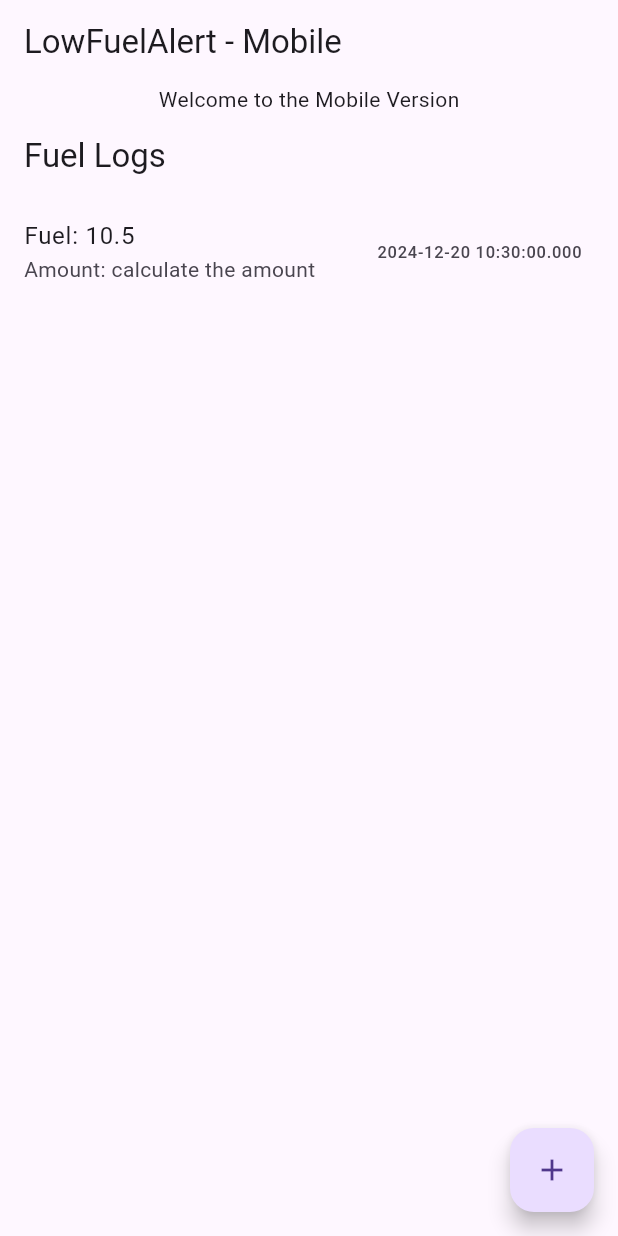
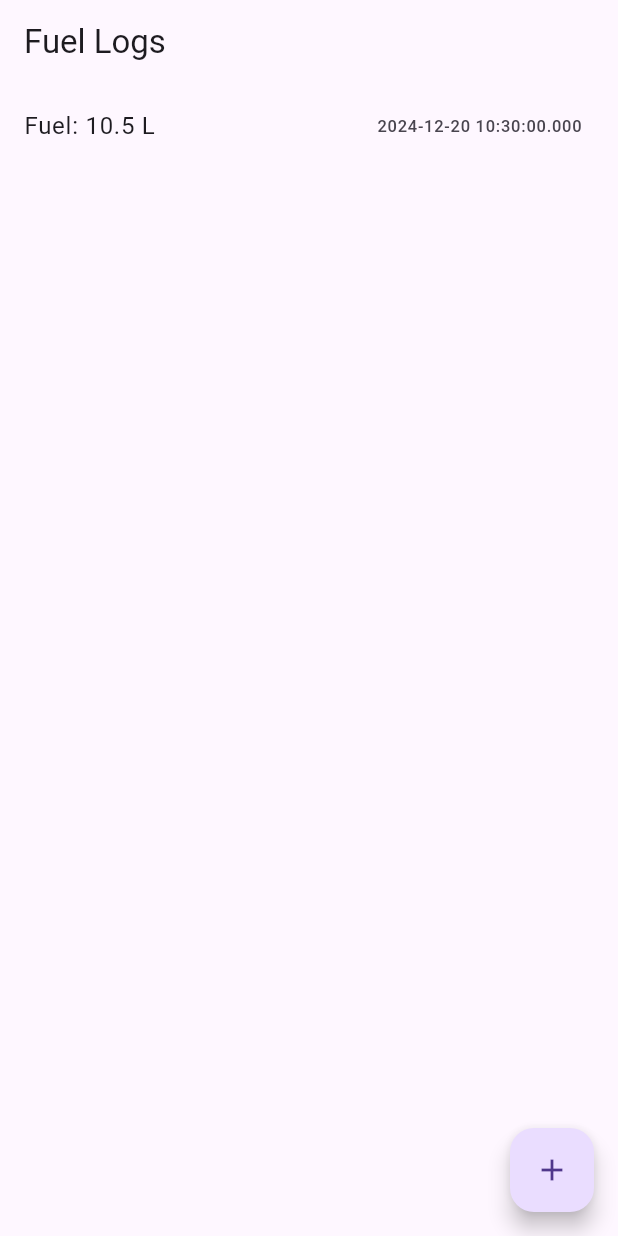
Before and after one commit to phesicolosophy/low_fuel_alert, a Flutter app: the screen it shows after launch, after a tap on the "add" icon, on a phone screen of 412 x 824 dp. Run offline on Flutter 3.47's test engine with Material 3 defaults, Android fonts, the light colour scheme and no system bars; our stand-ins replace bloc, flutter_bloc.

Commit message:
feat: added platform-specific adaptive widgets for fuel log page

```diff
--- /dev/null
+++ b/lib/core/widgets/platform_adaptive_widget.dart
@@ -0,0 +1,25 @@
+import 'package:flutter/material.dart';
+import 'package:flutter/foundation.dart';
+
+/// PlatformAdaptiveWidget: Displays different UI components based on platform.
+/// - Desktop: Uses wide layouts and padding.
+/// - Mobile: Uses compact layouts.
+class PlatformAdaptiveWidget extends StatelessWidget {
+  final Widget mobileChild;
+  final Widget desktopChild;
+
+  const PlatformAdaptiveWidget({
+    required this.mobileChild,
+    required this.desktopChild,
+    super.key,
+  });
+
+  @override
+  Widget build(BuildContext context) {
+    if (kIsWeb || (defaultTargetPlatform == TargetPlatform.windows || defaultTargetPlatform == TargetPlatform.linux)) {
+      return desktopChild;
+    } else {
+      return mobileChild;
+    }
+  }
+}
--- a/lib/features/fuel/presentation/pages/fuel_page.dart
+++ b/lib/features/fuel/presentation/pages/fuel_page.dart
@@ -1,7 +1,8 @@
 import 'package:flutter/material.dart';
 import 'package:flutter_bloc/flutter_bloc.dart';
-import 'package:low_fuel_alert/features/fuel/domain/entities/fuel_log.dart';
-import '../blocs/bloc/fuel_bloc.dart';
+import '../../../../core/widgets/platform_adaptive_widget.dart';
+import '../../presentation/blocs/bloc/fuel_bloc.dart';
+import '../../domain/entities/fuel_log.dart';
 
 class FuelPage extends StatelessWidget {
   const FuelPage({super.key});
@@ -10,31 +11,71 @@ class FuelPage extends StatelessWidget {
   Widget build(BuildContext context) {
     return Scaffold(
       appBar: AppBar(title: const Text('Fuel Logs')),
-      body: BlocBuilder<FuelBloc, FuelState>(
+      body: PlatformAdaptiveWidget(
+        mobileChild: _buildMobileLayout(context),
+        desktopChild: _buildDesktopLayout(context),
+      ),
+      floatingActionButton: FloatingActionButton(
+        onPressed: () => _addFuelLog(context),
+        child: const Icon(Icons.add),
+      ),
+    );
+  }
+
+  /// Mobile layout: Compact list view
+  Widget _buildMobileLayout(BuildContext context) {
+    return BlocBuilder<FuelBloc, FuelState>(
       builder: (context, state) {
         if (state is FuelSuccess) {
           return ListView.builder(
             itemCount: state.logs.length,
             itemBuilder: (context, index) {
-                final FuelLog log = state.logs[index];
+              final log = state.logs[index];
               return ListTile(
-                  title: Text('Fuel: ${log.fuelAdded}'),
-                  subtitle: Text('Amount: calculate the amount'),
+                title: Text('Fuel: ${log.fuelAdded} L'),
+                // subtitle: Text('Mileage: ${log.mileage} km'),
                 trailing: Text('${log.date.toLocal()}'),
               );
             },
           );
-          } else {
+        }
         return const Center(child: Text('No logs yet'));
-          }
       },
-      ),
-      floatingActionButton: FloatingActionButton(
-        onPressed: () => context.read<FuelBloc>().add(AddFuel(
-          FuelLog(date: DateTime.now(), fuelAdded: 10.5)
-        )),
-        child: Icon(Icons.add),
-      ),
     );
   }
+
+  /// Desktop layout: Wide table-based view
+  Widget _buildDesktopLayout(BuildContext context) {
+    return BlocBuilder<FuelBloc, FuelState>(
+      builder: (context, state) {
+        if (state is FuelSuccess) {
+          return DataTable(
+            columns: const [
+              DataColumn(label: Text('Date')),
+              DataColumn(label: Text('Fuel Added (L)')),
+              // DataColumn(label: Text('Mileage (km)')),
+            ],
+            rows: state.logs.map((log) {
+              return DataRow(cells: [
+                DataCell(Text('${log.date.toLocal()}')),
+                DataCell(Text('${log.fuelAdded}')),
+                // DataCell(Text('${log.mileage}')),
+              ]);
+            }).toList(),
+          );
         }
+        return const Center(child: Text('No logs yet'));
+      },
+    );
+  }
+
+  /// Function to add a sample fuel log
+  void _addFuelLog(BuildContext context) {
+    final log = FuelLog(
+      date: DateTime.now(),
+      fuelAdded: 10.5,
+      // mileage: 150.0,
+    );
+    context.read<FuelBloc>().add(AddFuel(log));
+  }
+}
--- a/lib/main.dart
+++ b/lib/main.dart
@@ -22,44 +22,8 @@
         theme: AppTheme.lightTheme,
         darkTheme: AppTheme.darkTheme,
         themeMode: ThemeMode.system,
-        home: PlatformConstants.isDesktop ? const DesktopHomePage() : const MobileHomePage(),
+        home: FuelPage(),
       ),
     );
   }
 }
-
-class DesktopHomePage extends StatelessWidget {
-  const DesktopHomePage({super.key});
-
-  @override
-  Widget build(BuildContext context) {
-    return Scaffold(
-      appBar: AppBar(title: const Text('LowFuelAlert - Desktop')),
-      body: Column(
-        children: [
-          Text('Welcome to the Desktop Version'),
-          Expanded(child: FuelPage()),
-        ],
-      ),
-    );
-  }
-}
-
-class MobileHomePage extends StatelessWidget {
-  const MobileHomePage({super.key});
-
-  @override
-  Widget build(BuildContext context) {
-    return Scaffold(
-      appBar: AppBar(title: const Text('LowFuelAlert - Mobile')),
-      body: Column(
-        children: [
-          Text('Welcome to the Mobile Version'),
-          Expanded(
-            child: FuelPage(),
-          )
-        ],
-      ),
-    );
-  }
-}
```
Lines whose indentation alone changed are shown as unchanged.
